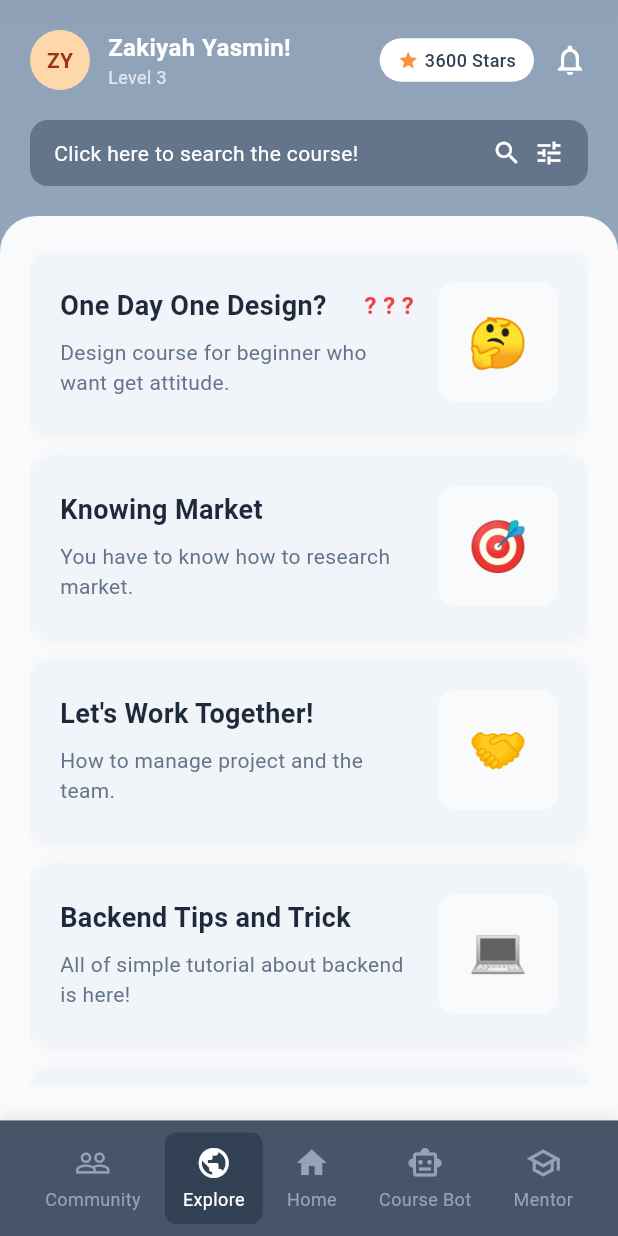
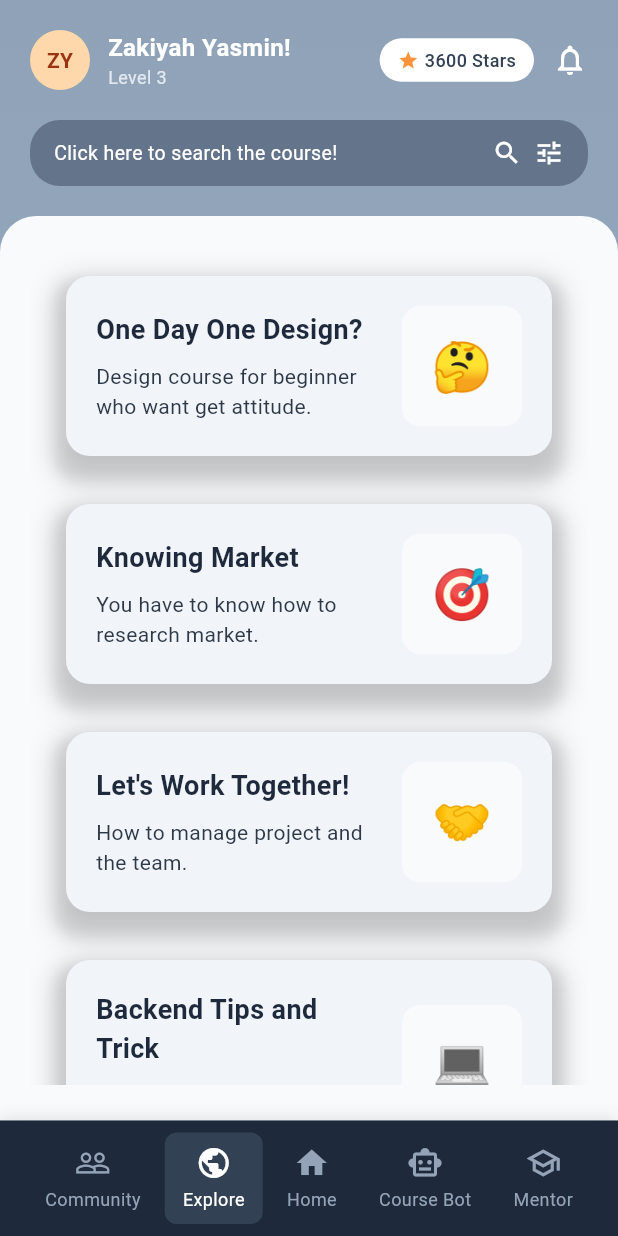
Before and after one commit to yasmnask/nextchamp, a Flutter app: the screen it shows after launch, item 2 of the bottom bar chosen, on a phone screen of 412 x 824 dp. Run offline on Flutter 3.47's test engine with Material 3 defaults, Android fonts, the phone set to English and light mode, and no system bars; Roboto replaces fonts that are missing (Times New Roman).

Commit message:
fix explore.dart

```diff
--- a/lib/main.dart
+++ b/lib/main.dart
@@ -32,6 +32,7 @@ class MyApp extends StatelessWidget {
         colorScheme: ColorScheme.fromSeed(seedColor: Colors.deepPurple),
       ),
       home: const HomePage(),
+      debugShowCheckedModeBanner: false,
     );
   }
 }
--- a/lib/pages/explore.dart
+++ b/lib/pages/explore.dart
@@ -155,14 +155,18 @@ class _ExplorePageState extends State<ExplorePage> {
             padding: EdgeInsets.symmetric(horizontal: 16, vertical: 12),
             decoration: BoxDecoration(
               color: Color(0xFF64748B), // slate-500
-              borderRadius: BorderRadius.circular(12),
+              borderRadius: BorderRadius.circular(20),
             ),
             child: Row(
               mainAxisAlignment: MainAxisAlignment.spaceBetween,
               children: [
                 Text(
                   'Click here to search the course!',
-                  style: TextStyle(color: Colors.white, fontSize: 14),
+                  style: TextStyle(
+                    color: Colors.white,
+                    fontSize: 13,
+                    fontFamily: 'Times New Roman',
+                  ),
                 ),
                 Row(
                   children: [
@@ -253,16 +257,23 @@ class _ExplorePageState extends State<ExplorePage> {
           itemCount: courses.length,
           itemBuilder: (context, index) {
             return Container(
-              margin: EdgeInsets.only(bottom: 16),
+              margin: EdgeInsets.symmetric(horizontal: 24, vertical: 16),
               padding: EdgeInsets.all(20),
               decoration: BoxDecoration(
                 color: courses[index]['color'] as Color,
                 borderRadius: BorderRadius.circular(16),
                 boxShadow: [
                   BoxShadow(
-                    color: Colors.black.withOpacity(0.05),
-                    blurRadius: 8,
-                    offset: Offset(0, 2),
+                    color: Colors.black.withOpacity(0.18),
+                    blurRadius: 15,
+                    offset: Offset(0, 9),
+                    spreadRadius: 7,
+                  ),
+                  BoxShadow(
+                    color: Colors.black.withOpacity(0.06),
+                    blurRadius: 6,
+                    offset: Offset(0, 10),
+                    spreadRadius: 8,
                   ),
                 ],
               ),
@@ -281,19 +292,12 @@ class _ExplorePageState extends State<ExplorePage> {
                                   color: Color(0xFF1E293B),
                                   fontSize: 18,
                                   fontWeight: FontWeight.w600,
+                                  fontFamily: 'Times New Roman',
                                 ),
                               ),
                             ),
                             if (courses[index]['questionMarks'] == true) ...[
                               SizedBox(width: 8),
-                              Text(
-                                '? ? ?',
-                                style: TextStyle(
-                                  color: Color(0xFFEF4444),
-                                  fontSize: 16,
-                                  fontWeight: FontWeight.bold,
-                                ),
-                              ),
                             ],
                           ],
                         ),
@@ -301,9 +305,10 @@ class _ExplorePageState extends State<ExplorePage> {
                         Text(
                           courses[index]['subtitle'] as String,
                           style: TextStyle(
-                            color: Color(0xFF64748B),
+                            color: Color.fromARGB(255, 46, 57, 72),
                             fontSize: 14,
                             height: 1.4,
+                            fontFamily: 'Times New Roman',
                           ),
                         ),
                       ],
@@ -336,7 +341,7 @@ class _ExplorePageState extends State<ExplorePage> {
   Widget _buildBottomNavigation() {
     return Container(
       decoration: BoxDecoration(
-        color: Color(0xFF475569), // slate-600
+        color: Color(0xFF1E293B), // slate-600
         boxShadow: [
           BoxShadow(
             color: Colors.black.withOpacity(0.1),
@@ -367,7 +372,7 @@ class _ExplorePageState extends State<ExplorePage> {
     bool isSelected = _selectedIndex == index;
 
     return GestureDetector(
-      onTap: () => _onItemTapped(index), // Gunakan fungsi navigasi
+      onTap: () => _onItemTapped(index),
       child: Container(
         padding: EdgeInsets.symmetric(horizontal: 12, vertical: 8),
         decoration: BoxDecoration(
```
